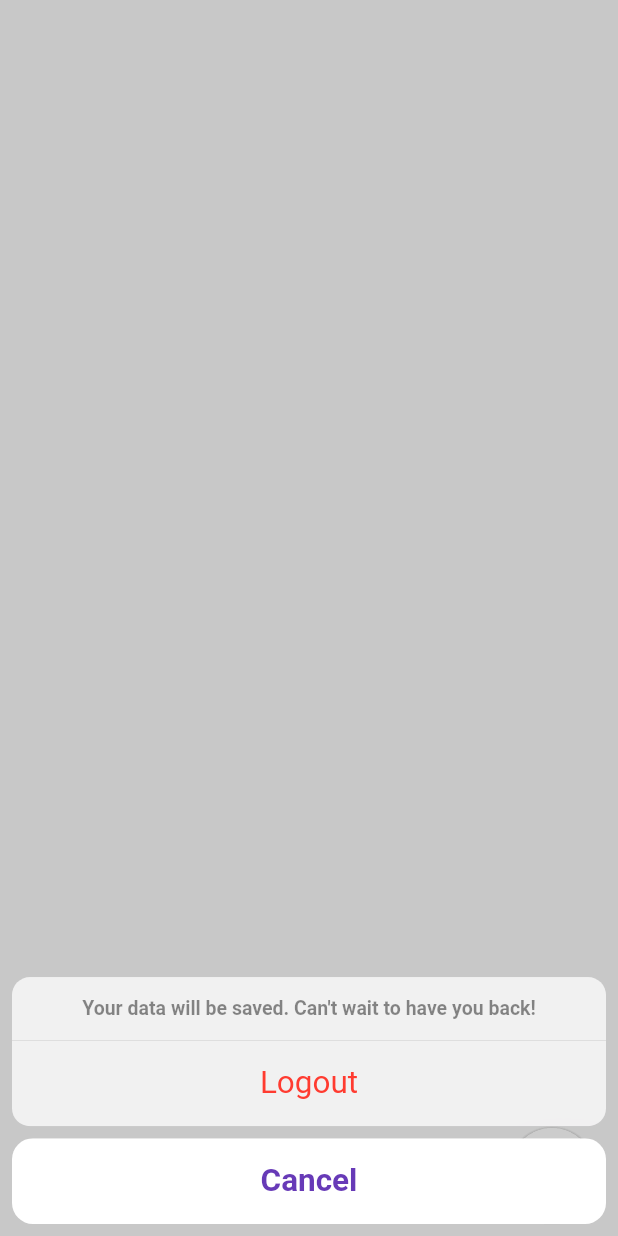
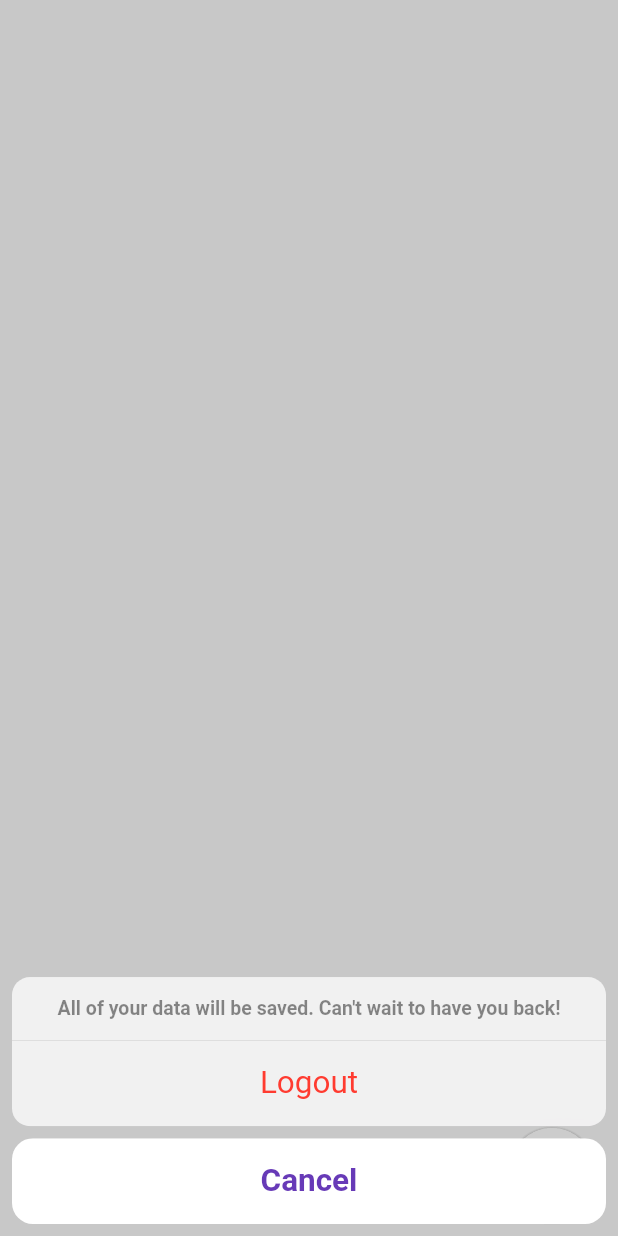
Before and after one commit to SonNg2k/rentalz_hybrid, a Flutter app: the screen it shows once a user with an empty profile is signed in, after a tap on the "close" icon, after a tap on the "logout" icon, on a phone screen of 412 x 824 dp. Run offline on Flutter 3.47's test engine with Material 2 defaults, Android fonts, the phone set to English and light mode, and no system bars; our stand-ins replace cloud_firestore, firebase_auth, firebase_core, firebase_dynamic_links, flutter_svg, google_sign_in and 1 more; missing offline and left inert: flutter_facebook_auth, open_mail_app; accounts and stored records are empty.

Commit message:
📝 update code comments

```diff
--- a/lib/screens/apartment_list/flow_menu.dart
+++ b/lib/screens/apartment_list/flow_menu.dart
@@ -1,3 +1,6 @@
+/// My code and ideas about this flow menu are based on the following links:
+/// https://api.flutter.dev/flutter/widgets/Flow-class.html
+/// https://www.youtube.com/watch?v=NG6pvXpnIso&list=PLjxrf2q8roU23XGwz3Km7sQZFTdB996iG&index=109
 import 'package:firebase_auth/firebase_auth.dart';
 import 'package:flutter/cupertino.dart';
 import 'package:flutter/material.dart';
@@ -24,7 +27,7 @@ class _FlowMenuState extends State<FlowMenu>
         context: context,
         builder: (_) => CupertinoActionSheet(
           message: const Text(
-              "Your data will be saved. Can't wait to have you back!"),
+              "All of your data will be saved. Can't wait to have you back!"),
           actions: [
             CupertinoActionSheetAction(
               isDestructiveAction: true,
@@ -118,11 +121,11 @@ class _FlowMenuState extends State<FlowMenu>
   }
 }
 
-/// Controls the visual presentation of the children in a flow layout.
+/// "Controls the visual presentation of the children in a flow layout.
 /// For optimal performance, construct the FlowDelegate with an Animation that
 /// ticks whenever the delegate wishes to change the transformation matrices
 /// for the children and avoid rebuilding the Flow widget itself every
-/// animation frame.
+/// animation frame".
 class _FlowMenuDelegate extends FlowDelegate {
   _FlowMenuDelegate({required this.menuAnimation})
       : super(repaint: menuAnimation);
@@ -137,8 +140,10 @@ class _FlowMenuDelegate extends FlowDelegate {
   void paintChildren(FlowPaintingContext context) {
     /// This feels like a stack that uses matrices instead of Positioned
     /// widgets. But that's not where Flow shines, it can interact with the
-    /// animation's value. The position of items in the Stack never changes,
-    /// however, the items in a Flow can be repositioned efficiently by simply
+    /// animation's value.
+    ///
+    /// The position of items in the Stack never changes. On the contrary,
+    /// the items in a Flow can be repositioned efficiently by simply
     /// repainting the flow.
     ///
     /// The index within the list of Flow's children.
```
